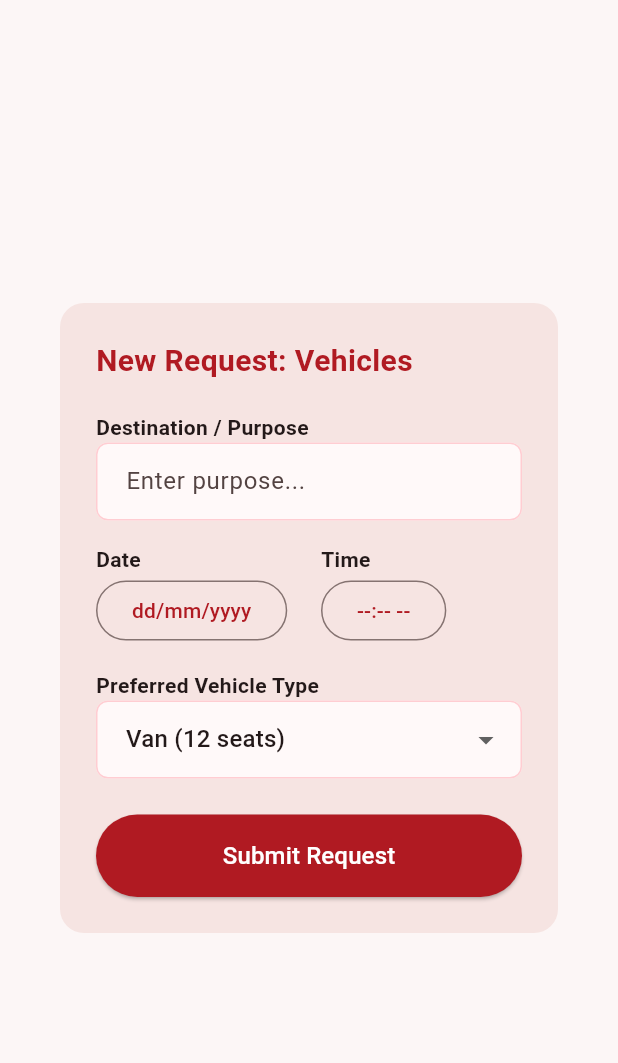
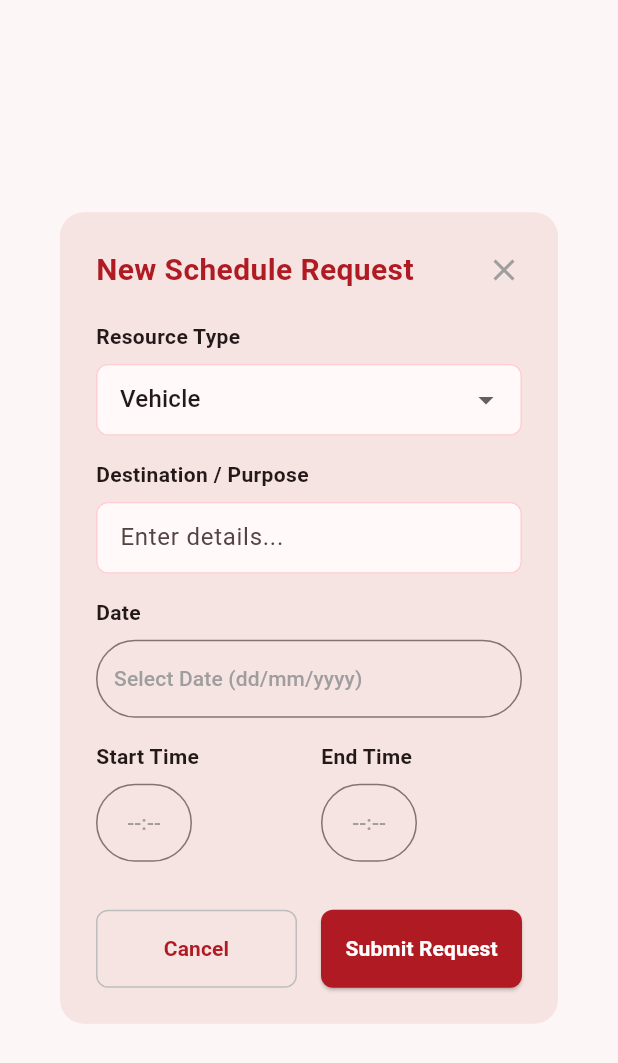
Before and after one commit to denise-refuerzo/BSU-TRACE, a Flutter app: the NewRequestModal widget shown alone on an empty page, opened directly, on a phone screen of 412 x 824 dp. Shown: the top 1063 px of the screen. Run offline on Flutter 3.47's test engine with Material 3 defaults, Android fonts, the phone set to English and light mode, and no system bars; network calls fail.

Commit message:
the adding of sched should be working now

```diff
--- a/mobile_app/bsu_trace/lib/widgets/modals/new_request_modal.dart
+++ b/mobile_app/bsu_trace/lib/widgets/modals/new_request_modal.dart
@@ -1,6 +1,11 @@
 import 'package:flutter/material.dart';
-import 'package:intl/intl.dart'; // Add 'intl' package to pubspec.yaml for date formatting
+import 'package:intl/intl.dart';
+import 'dart:convert';
+import 'package:http/http.dart' as http;
+
 import '../../theme/app_theme.dart';
+import '../../config.dart';
+import '../../services/session_manager.dart';
 
 class NewRequestModal extends StatefulWidget {
   const NewRequestModal({super.key});
@@ -12,10 +17,13 @@ class NewRequestModal extends StatefulWidget {
 class _NewRequestModalState extends State<NewRequestModal> {
   final TextEditingController _purposeController = TextEditingController();
   DateTime? _selectedDate;
-  TimeOfDay? _selectedTime;
-  String _selectedVehicle = 'Van (12 seats)';
+  TimeOfDay? _startTime;
+  TimeOfDay? _endTime;
 
-  final List<String> _vehicleTypes = ['Van (12 seats)', 'Sedan', 'Pickup', 'SUV'];
+  String _selectedResourceType = 'Vehicle';
+  final List<String> _resourceTypes = ['Vehicle', 'Multimedia Room', 'Gymnasium'];
+
+  bool _isSubmitting = false;
 
   Future<void> _pickDate() async {
     DateTime? picked = await showDatePicker(
@@ -31,7 +39,7 @@ class _NewRequestModalState extends State<NewRequestModal> {
     if (picked != null) setState(() => _selectedDate = picked);
   }
 
-  Future<void> _pickTime() async {
+  Future<void> _pickTime(bool isStart) async {
     TimeOfDay? picked = await showTimePicker(
       context: context,
       initialTime: TimeOfDay.now(),
@@ -40,74 +48,190 @@ class _NewRequestModalState extends State<NewRequestModal> {
         child: child!,
       ),
     );
-    if (picked != null) setState(() => _selectedTime = picked);
+    if (picked != null) {
+      setState(() {
+        if (isStart) _startTime = picked;
+        else _endTime = picked;
+      });
+    }
+  }
+
+  String _formatTimeForDb(TimeOfDay time) {
+    final now = DateTime.now();
+    final dt = DateTime(now.year, now.month, now.day, time.hour, time.minute);
+    return DateFormat('HH:mm:00').format(dt);
+  }
+
+  Future<void> _submitRequest() async {
+    if (_purposeController.text.trim().isEmpty || _selectedDate == null || _startTime == null || _endTime == null) {
+      ScaffoldMessenger.of(context).showSnackBar(
+        const SnackBar(content: Text('Please fill all fields', style: TextStyle(color: Colors.white)), backgroundColor: Colors.red),
+      );
+      return;
+    }
+
+    final userId = SessionManager().userId;
+    if (userId == null) return;
+
+    setState(() => _isSubmitting = true);
+
+    try {
+      final response = await http.post(
+        Uri.parse('${AppConfig.baseUrl}/scheduler/bookings'),
+        headers: {'Content-Type': 'application/json'},
+        body: json.encode({
+          'u_id': userId,
+          'booking_type': _selectedResourceType,
+          'reservation_date': DateFormat('yyyy-MM-dd').format(_selectedDate!),
+          'purpose': _purposeController.text.trim(),
+          'destination': _purposeController.text.trim(),
+          'start_time': _formatTimeForDb(_startTime!),
+          'end_time': _formatTimeForDb(_endTime!),
+          'asset_name': _selectedResourceType == 'Vehicle' ? 'Van' : _selectedResourceType,
+        }),
+      );
+
+      if (response.statusCode == 201) {
+        if (mounted) {
+          Navigator.pop(context, true);
+          ScaffoldMessenger.of(context).showSnackBar(
+            const SnackBar(content: Text('Schedule request submitted!', style: TextStyle(color: Colors.white)), backgroundColor: Colors.green),
+          );
+        }
+      } else {
+        String errorMessage = 'Failed to create booking';
+        try {
+          final errorResponse = json.decode(response.body);
+          errorMessage = errorResponse['error'] ?? errorMessage;
+        } catch (_) { }
+        throw Exception(errorMessage);
+      }
+    } catch (e) {
+      if (mounted) {
+        ScaffoldMessenger.of(context).showSnackBar(
+          SnackBar(content: Text('Error: $e', style: const TextStyle(color: Colors.white)), backgroundColor: Colors.red),
+        );
+      }
+    } finally {
+      if (mounted) setState(() => _isSubmitting = false);
+    }
+  }
+
+  @override
+  void dispose() {
+    _purposeController.dispose();
+    super.dispose();
   }
 
   @override
   Widget build(BuildContext context) {
     return Dialog(
       shape: RoundedRectangleBorder(borderRadius: BorderRadius.circular(16)),
-      child: Padding(
+      child: SingleChildScrollView(
         padding: const EdgeInsets.all(24.0),
         child: Column(
           mainAxisSize: MainAxisSize.min,
           crossAxisAlignment: CrossAxisAlignment.start,
           children: [
-            const Text('New Request: Vehicles', style: TextStyle(color: AppTheme.primaryRed, fontSize: 20, fontWeight: FontWeight.bold)),
+            // --- NEW: Header Row with Title and 'X' Close Button ---
+            Row(
+              mainAxisAlignment: MainAxisAlignment.spaceBetween,
+              children: [
+                const Text('New Schedule Request', style: TextStyle(color: AppTheme.primaryRed, fontSize: 20, fontWeight: FontWeight.bold)),
+                GestureDetector(
+                  onTap: () => Navigator.pop(context),
+                  child: const Icon(Icons.close, color: Colors.grey),
+                )
+              ],
+            ),
             const SizedBox(height: 20),
 
-            // Purpose Input
-            const Text('Destination / Purpose', style: TextStyle(fontWeight: FontWeight.bold)),
-            TextField(controller: _purposeController, decoration: const InputDecoration(hintText: 'Enter purpose...', border: OutlineInputBorder())),
+            const Text('Resource Type', style: TextStyle(fontWeight: FontWeight.bold)),
+            const SizedBox(height: 8),
+            DropdownButtonFormField<String>(
+              value: _selectedResourceType,
+              items: _resourceTypes.map((type) => DropdownMenuItem(value: type, child: Text(type))).toList(),
+              onChanged: (val) => setState(() => _selectedResourceType = val!),
+              decoration: const InputDecoration(border: OutlineInputBorder(), contentPadding: EdgeInsets.symmetric(horizontal: 12, vertical: 8)),
+            ),
             const SizedBox(height: 16),
 
-            // Row for Date and Time
+            Text(_selectedResourceType == 'Vehicle' ? 'Destination / Purpose' : 'Event Purpose', style: const TextStyle(fontWeight: FontWeight.bold)),
+            const SizedBox(height: 8),
+            TextField(controller: _purposeController, decoration: const InputDecoration(hintText: 'Enter details...', border: OutlineInputBorder(), contentPadding: EdgeInsets.symmetric(horizontal: 12, vertical: 8))),
+            const SizedBox(height: 16),
+
+            const Text('Date', style: TextStyle(fontWeight: FontWeight.bold)),
+            const SizedBox(height: 8),
+            SizedBox(
+              width: double.infinity,
+              child: OutlinedButton(
+                onPressed: _pickDate,
+                style: OutlinedButton.styleFrom(alignment: Alignment.centerLeft, padding: const EdgeInsets.symmetric(horizontal: 12, vertical: 16)),
+                child: Text(_selectedDate == null ? 'Select Date (dd/mm/yyyy)' : DateFormat('MMM dd, yyyy').format(_selectedDate!), style: TextStyle(color: _selectedDate == null ? Colors.grey : Colors.black87)),
+              ),
+            ),
+            const SizedBox(height: 16),
+
             Row(
               children: [
                 Expanded(
                   child: Column(crossAxisAlignment: CrossAxisAlignment.start, children: [
-                    const Text('Date', style: TextStyle(fontWeight: FontWeight.bold)),
+                    const Text('Start Time', style: TextStyle(fontWeight: FontWeight.bold)),
+                    const SizedBox(height: 8),
                     OutlinedButton(
-                      onPressed: _pickDate,
-                      child: Text(_selectedDate == null ? 'dd/mm/yyyy' : DateFormat('dd/MM/yyyy').format(_selectedDate!)),
+                      onPressed: () => _pickTime(true),
+                      style: OutlinedButton.styleFrom(padding: const EdgeInsets.symmetric(vertical: 16)),
+                      child: Text(_startTime == null ? '--:--' : _startTime!.format(context), style: TextStyle(color: _startTime == null ? Colors.grey : Colors.black87)),
                     ),
                   ]),
                 ),
                 const SizedBox(width: 16),
                 Expanded(
                   child: Column(crossAxisAlignment: CrossAxisAlignment.start, children: [
-                    const Text('Time', style: TextStyle(fontWeight: FontWeight.bold)),
+                    const Text('End Time', style: TextStyle(fontWeight: FontWeight.bold)),
+                    const SizedBox(height: 8),
                     OutlinedButton(
-                      onPressed: _pickTime,
-                      child: Text(_selectedTime == null ? '--:-- --' : _selectedTime!.format(context)),
+                      onPressed: () => _pickTime(false),
+                      style: OutlinedButton.styleFrom(padding: const EdgeInsets.symmetric(vertical: 16)),
+                      child: Text(_endTime == null ? '--:--' : _endTime!.format(context), style: TextStyle(color: _endTime == null ? Colors.grey : Colors.black87)),
                     ),
                   ]),
                 ),
               ],
             ),
-            const SizedBox(height: 16),
+            const SizedBox(height: 32),
 
-            // Vehicle Dropdown
-            const Text('Preferred Vehicle Type', style: TextStyle(fontWeight: FontWeight.bold)),
-            DropdownButtonFormField<String>(
-              value: _selectedVehicle,
-              items: _vehicleTypes.map((type) => DropdownMenuItem(value: type, child: Text(type))).toList(),
-              onChanged: (val) => setState(() => _selectedVehicle = val!),
-              decoration: const InputDecoration(border: OutlineInputBorder()),
-            ),
-            const SizedBox(height: 24),
-
-            // Submit Button
-            SizedBox(
-              width: double.infinity,
-              child: ElevatedButton(
-                onPressed: () {
-                  // TODO: Add API logic here
-                  Navigator.pop(context);
-                },
-                style: ElevatedButton.styleFrom(backgroundColor: AppTheme.primaryRed, foregroundColor: Colors.white, padding: const EdgeInsets.symmetric(vertical: 16)),
-                child: const Text('Submit Request', style: TextStyle(fontSize: 16)),
-              ),
+            // --- NEW: Cancel Button added beside Submit Button ---
+            Row(
+              children: [
+                Expanded(
+                  child: OutlinedButton(
+                    onPressed: () => Navigator.pop(context),
+                    style: OutlinedButton.styleFrom(
+                      padding: const EdgeInsets.symmetric(vertical: 16),
+                      side: BorderSide(color: Colors.grey.shade400),
+                      shape: RoundedRectangleBorder(borderRadius: BorderRadius.circular(8))
+                    ),
+                    child: const Text('Cancel', style: TextStyle(color: AppTheme.primaryRed, fontWeight: FontWeight.bold)),
+                  )
+                ),
+                const SizedBox(width: 16),
+                Expanded(
+                  child: ElevatedButton(
+                    onPressed: _isSubmitting ? null : _submitRequest,
+                    style: ElevatedButton.styleFrom(
+                      backgroundColor: AppTheme.primaryRed,
+                      foregroundColor: Colors.white,
+                      padding: const EdgeInsets.symmetric(vertical: 16),
+                      shape: RoundedRectangleBorder(borderRadius: BorderRadius.circular(8))
+                    ),
+                    child: _isSubmitting
+                      ? const SizedBox(height: 20, width: 20, child: CircularProgressIndicator(color: Colors.white, strokeWidth: 2))
+                      : const Text('Submit Request', style: TextStyle(fontSize: 14, fontWeight: FontWeight.bold)),
+                  ),
+                ),
+              ],
             ),
           ],
         ),
```
Also changed, not shown: 1 other file.
